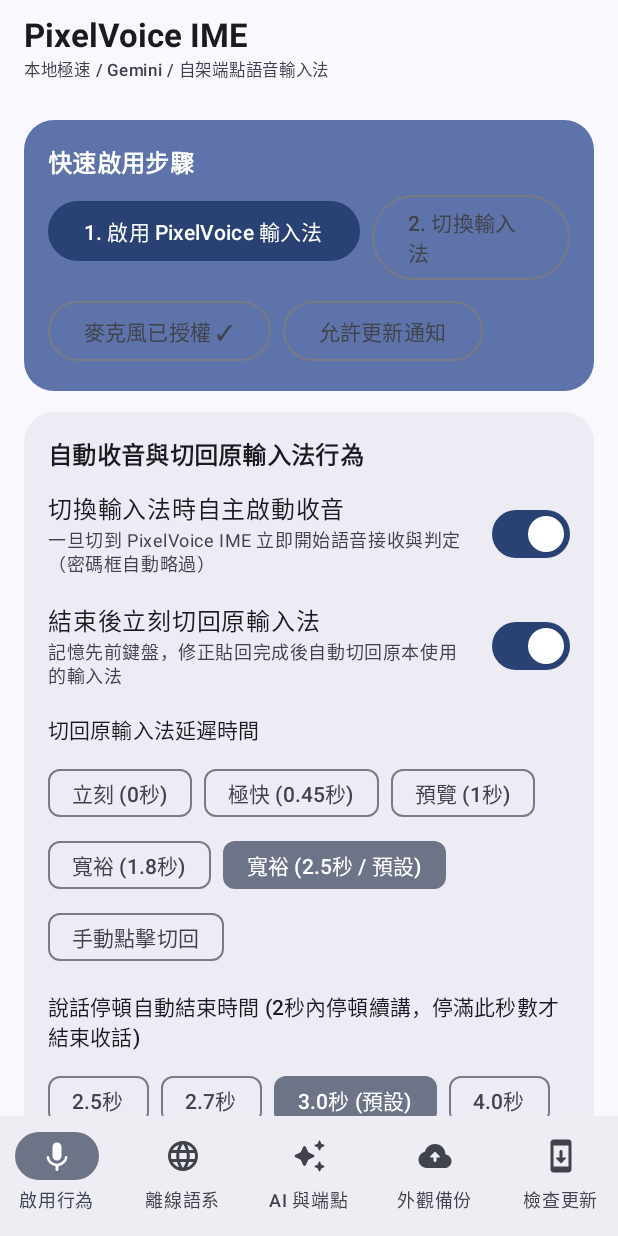
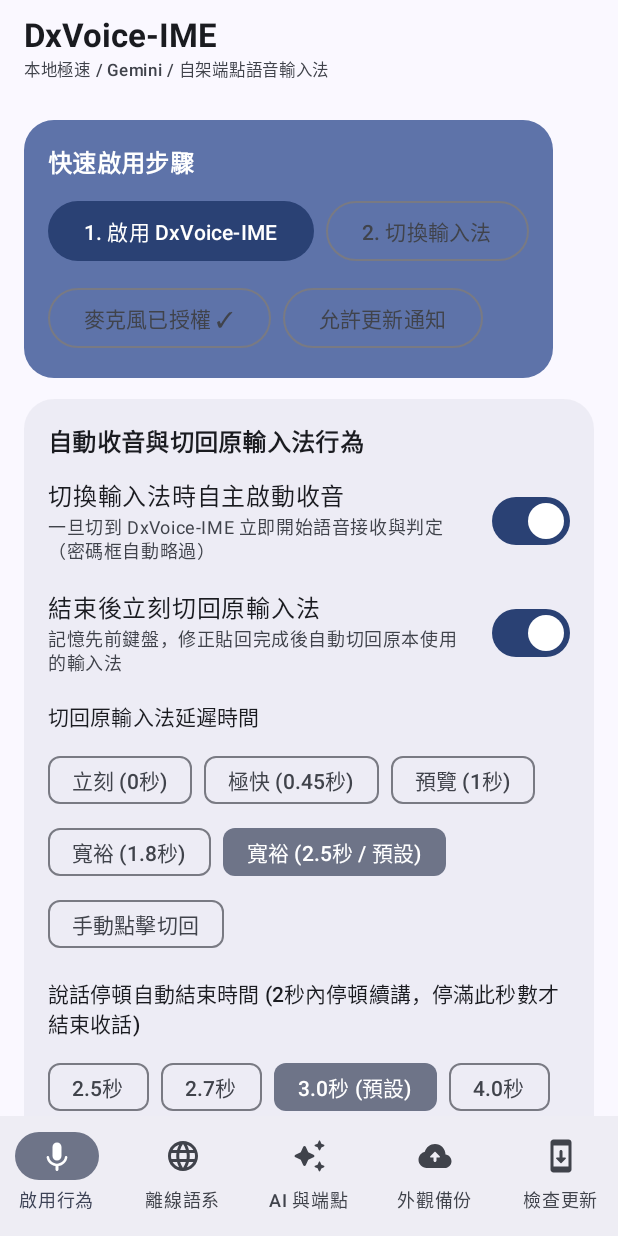
Before and after one commit to dx9901mk5/DxVoice-IME, an Android app built with Jetpack Compose: the screen it shows after launch (SettingsActivity), after a tap on "2. 切換輸入法", on a phone screen of 412 x 824 dp. Run offline under Robolectric (Android 15) with nearby library versions, the phone set to English and light mode, and no system bars; libraries missing offline, so code that uses them is left out: com.google.mediapipe.tasks, com.k2fsa.sherpa, org.apache.commons; 1 statement that could not run was skipped.

Commit message:
chore(v0.3.8): rename app, IME, Accessibility service, APK, and project to DxVoice-IME

```diff
--- a/app/build.gradle.kts
+++ b/app/build.gradle.kts
@@ -12,8 +12,8 @@ android {
         applicationId = "com.dx9901mk5.pixelvoiceime"
         minSdk = 26
         targetSdk = 36
-        versionCode = 22
-        versionName = "0.3.7"
+        versionCode = 23
+        versionName = "0.3.8"
         ndk {
             abiFilters += "arm64-v8a"
         }
--- a/app/src/main/java/com/dx9901mk5/pixelvoiceime/ai/GeminiPolisher.kt
+++ b/app/src/main/java/com/dx9901mk5/pixelvoiceime/ai/GeminiPolisher.kt
@@ -30,7 +30,7 @@ class GeminiPolisher(
 ) {
     suspend fun testConnection(): GeminiResult<String> {
         return generateText(
-            prompt = "Reply with only: PixelVoice IME OK",
+            prompt = "Reply with only: DxVoice-IME OK",
             maxOutputTokens = 512
         )
     }
--- a/app/src/main/java/com/dx9901mk5/pixelvoiceime/data/BackupManager.kt
+++ b/app/src/main/java/com/dx9901mk5/pixelvoiceime/data/BackupManager.kt
@@ -21,7 +21,7 @@ object BackupManager {
         val cleanName = deviceName.trim()
             .replace(Regex("""[\\/:*?"<>|\s]+"""), "_")
             .trim('_')
-            .ifBlank { "PixelVoice" }
+            .ifBlank { "DxVoice-IME" }
         val dateStr = SimpleDateFormat("yyyy-MM-dd_HHmm", Locale.getDefault()).format(Date())
         return "${cleanName}_${dateStr}.json"
     }
--- a/app/src/main/java/com/dx9901mk5/pixelvoiceime/data/VoiceImePrefs.kt
+++ b/app/src/main/java/com/dx9901mk5/pixelvoiceime/data/VoiceImePrefs.kt
@@ -51,11 +51,20 @@ data class VoiceImeConfig(
     val floatingBallOuterY: Int = 420,
     val floatingBallInnerX: Int = 60,
     val floatingBallInnerY: Int = 520,
-    val backupDeviceName: String = Build.MODEL ?: "PixelVoice",
+    val backupDeviceName: String = Build.MODEL ?: "DxVoice-IME",
     val backupTreeUri: String = ""
 ) {
     companion object {
-        const val DEFAULT_GITHUB_REPO = "https://github.com/dx9901mk5/PixelVoice-IME"
+        const val DEFAULT_GITHUB_REPO = "https://github.com/dx9901mk5/DxVoice-IME"
+        private const val LEGACY_GITHUB_REPO = "https://github.com/dx9901mk5/PixelVoice-IME"
+        fun normalizeRepoUrl(raw: String?): String {
+            val trimmed = raw?.trim().orEmpty()
+            return if (trimmed.isBlank() || trimmed.equals(LEGACY_GITHUB_REPO, ignoreCase = true)) {
+                DEFAULT_GITHUB_REPO
+            } else {
+                trimmed
+            }
+        }
     }
 }
 
@@ -113,9 +122,7 @@ class VoiceImePrefs(context: Context) {
             customLlmModel = prefs.getString(KEY_CUSTOM_LLM_MODEL, "deepseek-chat")
                 ?.ifBlank { "deepseek-chat" } ?: "deepseek-chat",
             customLlmApiKey = prefs.getString(KEY_CUSTOM_LLM_KEY, "") ?: "",
-            githubRepoUrl = prefs.getString(KEY_GITHUB_REPO, VoiceImeConfig.DEFAULT_GITHUB_REPO)
-                ?.ifBlank { VoiceImeConfig.DEFAULT_GITHUB_REPO }
-                ?: VoiceImeConfig.DEFAULT_GITHUB_REPO,
+            githubRepoUrl = VoiceImeConfig.normalizeRepoUrl(prefs.getString(KEY_GITHUB_REPO, VoiceImeConfig.DEFAULT_GITHUB_REPO)),
             autoUpdateEnabled = prefs.getBoolean(KEY_AUTO_UPDATE, true),
             previousImeId = prefs.getString(KEY_PREV_IME_ID, "") ?: "",
             previousImeLabel = prefs.getString(KEY_PREV_IME_LABEL, "") ?: "",
@@ -126,8 +133,8 @@ class VoiceImePrefs(context: Context) {
             floatingBallOuterY = prefs.getInt(KEY_FLOATING_OUTER_Y, 420),
             floatingBallInnerX = prefs.getInt(KEY_FLOATING_INNER_X, 60),
             floatingBallInnerY = prefs.getInt(KEY_FLOATING_INNER_Y, 520),
-            backupDeviceName = prefs.getString(KEY_BACKUP_DEVICE_NAME, Build.MODEL ?: "PixelVoice")
-                ?.ifBlank { Build.MODEL ?: "PixelVoice" } ?: "PixelVoice",
+            backupDeviceName = prefs.getString(KEY_BACKUP_DEVICE_NAME, Build.MODEL ?: "DxVoice-IME")
+                ?.ifBlank { Build.MODEL ?: "DxVoice-IME" } ?: "DxVoice-IME",
             backupTreeUri = prefs.getString(KEY_BACKUP_TREE_URI, "") ?: ""
         )
     }
--- a/app/src/main/java/com/dx9901mk5/pixelvoiceime/ime/FloatingMicService.kt
+++ b/app/src/main/java/com/dx9901mk5/pixelvoiceime/ime/FloatingMicService.kt
@@ -352,7 +352,7 @@ class FloatingMicService : Service() {
         if (Build.VERSION.SDK_INT >= Build.VERSION_CODES.O) {
             val channel = NotificationChannel(
                 CHANNEL_ID,
-                "PixelVoice 懸浮球捷徑",
+                "DxVoice-IME 懸浮球捷徑",
                 NotificationManager.IMPORTANCE_MIN
             )
             nm.createNotificationChannel(channel)
@@ -370,7 +370,7 @@ class FloatingMicService : Service() {
 
         return NotificationCompat.Builder(this, CHANNEL_ID)
             .setSmallIcon(R.mipmap.ic_launcher)
-            .setContentTitle("PixelVoice 懸浮語音捷徑運作中")
+            .setContentTitle("DxVoice-IME 懸浮語音捷徑運作中")
             .setContentText("使用其他鍵盤時點擊懸浮球即可直接啟動語音輸入法")
             .setContentIntent(pendingIntent)
             .setOngoing(true)
--- a/app/src/main/java/com/dx9901mk5/pixelvoiceime/ime/PixelVoiceAccessibilityService.kt
+++ b/app/src/main/java/com/dx9901mk5/pixelvoiceime/ime/PixelVoiceAccessibilityService.kt
@@ -168,7 +168,7 @@ class PixelVoiceAccessibilityService : AccessibilityService() {
     }
 
     private fun findImeItemNode(root: AccessibilityNodeInfo, imeLabel: String): AccessibilityNodeInfo? {
-        val byKeyword = runCatching { root.findAccessibilityNodeInfosByText("PixelVoice") }
+        val byKeyword = runCatching { root.findAccessibilityNodeInfosByText("DxVoice") }
             .getOrNull()
             .orEmpty()
         if (byKeyword.isNotEmpty()) {
@@ -187,8 +187,8 @@ class PixelVoiceAccessibilityService : AccessibilityService() {
         if (node == null || depth > 12) return null
         val text = node.text?.toString().orEmpty()
         val desc = node.contentDescription?.toString().orEmpty()
-        if (text.contains("PixelVoice", ignoreCase = true) ||
-            desc.contains("PixelVoice", ignoreCase = true)
+        if (text.contains("DxVoice", ignoreCase = true) ||
+            desc.contains("DxVoice", ignoreCase = true)
         ) {
             return node
         }
--- a/app/src/main/java/com/dx9901mk5/pixelvoiceime/models/OfflineModelManager.kt
+++ b/app/src/main/java/com/dx9901mk5/pixelvoiceime/models/OfflineModelManager.kt
@@ -163,7 +163,7 @@ class OfflineModelManager(
         try {
             val request = Request.Builder()
                 .url(pack.downloadUrl)
-                .addHeader("User-Agent", "PixelVoice-IME")
+                .addHeader("User-Agent", "DxVoice-IME")
                 .build()
 
             httpClient.newCall(request).execute().use { response ->
--- a/app/src/main/java/com/dx9901mk5/pixelvoiceime/ui/SettingsActivity.kt
+++ b/app/src/main/java/com/dx9901mk5/pixelvoiceime/ui/SettingsActivity.kt
@@ -129,7 +129,7 @@ private fun PixelVoiceSettingsApp(app: PixelVoiceApp) {
                 TopAppBar(
                     title = {
                         Column {
-                            Text("PixelVoice IME", fontWeight = FontWeight.Bold)
+                            Text("DxVoice-IME", fontWeight = FontWeight.Bold)
                             Text(
                                 text = "本地極速 / Gemini / 自架端點語音輸入法",
                                 style = MaterialTheme.typography.labelSmall,
@@ -320,7 +320,7 @@ private fun SetupAndBehaviorTab(app: PixelVoiceApp) {
                         if (isImeEnabled) {
                             Icon(Icons.Rounded.CheckCircle, contentDescription = null)
                         }
-                        Text(if (isImeEnabled) " 已啟用輸入法" else "1. 啟用 PixelVoice 輸入法")
+                        Text(if (isImeEnabled) " 已啟用輸入法" else "1. 啟用 DxVoice-IME")
                     }
                     OutlinedButton(
                         onClick = {
@@ -365,7 +365,7 @@ private fun SetupAndBehaviorTab(app: PixelVoiceApp) {
                 )
                 SettingSwitchRow(
                     title = "切換輸入法時自主啟動收音",
-                    subtitle = "一旦切到 PixelVoice IME 立即開始語音接收與判定（密碼框自動略過）",
+                    subtitle = "一旦切到 DxVoice-IME 立即開始語音接收與判定（密碼框自動略過）",
                     checked = config.autoListenOnStart,
                     onCheckedChange = { v -> app.prefs.update { it.copy(autoListenOnStart = v) } }
                 )
@@ -466,7 +466,7 @@ private fun SetupAndBehaviorTab(app: PixelVoiceApp) {
                         accessibilityEnabledInSettings ->
                             "注意：系統已勾選無障礙，但服務尚未連線（常見於剛更新安裝或省電限制）。請點擊下方按鈕進入無障礙將開關「關閉再重開一次」，即可恢復點擊直接啟動本輸入法。"
                         else ->
-                            "重要：啟用「PixelVoice 語音輸入法」無障礙輔助後，懸浮球會在鍵盤出現才顯示，且點擊懸浮球會直接啟動本輸入法開始收音（不再跳出系統輸入法選單）。"
+                            "重要：啟用「DxVoice-IME」無障礙輔助後，懸浮球會在鍵盤出現才顯示，且點擊懸浮球會直接啟動本輸入法開始收音（不再跳出系統輸入法選單）。"
                     },
                     style = MaterialTheme.typography.bodySmall,
                     color = if (accessibilityActive) MaterialTheme.colorScheme.primary else MaterialTheme.colorScheme.error
@@ -477,9 +477,9 @@ private fun SetupAndBehaviorTab(app: PixelVoiceApp) {
                     ) {
                         Text(
                             if (accessibilityEnabledInSettings) {
-                                "前往無障礙重新開關「PixelVoice 語音輸入法」"
+                                "前往無障礙重新開關「DxVoice-IME」"
                             } else {
-                                "開啟「PixelVoice 語音輸入法」無障礙（點擊直接切換必備）"
+                                "開啟「DxVoice-IME」無障礙（點擊直接切換必備）"
                             }
                         )
                     }
@@ -556,7 +556,7 @@ private fun SetupAndBehaviorTab(app: PixelVoiceApp) {
                     fontWeight = FontWeight.SemiBold
                 )
                 Text(
-                    text = "點擊下方輸入框並切換成「PixelVoice 語音輸入法」，即可立即體驗自動收音 → Gemini 修正標點 → 自動貼回並切回原輸入法！",
+                    text = "點擊下方輸入框並切換成「DxVoice-IME」，即可立即體驗自動收音 → AI 修正標點 → 自動貼回並切回原輸入法！",
                     style = MaterialTheme.typography.bodySmall,
                     color = MaterialTheme.colorScheme.onSurfaceVariant
                 )
--- a/app/src/main/java/com/dx9901mk5/pixelvoiceime/updater/AutoUpdateWorker.kt
+++ b/app/src/main/java/com/dx9901mk5/pixelvoiceime/updater/AutoUpdateWorker.kt
@@ -52,7 +52,7 @@ class AutoUpdateWorker(
         if (Build.VERSION.SDK_INT >= Build.VERSION_CODES.O) {
             val channel = NotificationChannel(
                 CHANNEL_ID,
-                "PixelVoice 自動更新",
+                "DxVoice-IME 自動更新",
                 NotificationManager.IMPORTANCE_HIGH
             )
             nm.createNotificationChannel(channel)
@@ -68,7 +68,7 @@ class AutoUpdateWorker(
 
         val notification = NotificationCompat.Builder(context, CHANNEL_ID)
             .setSmallIcon(android.R.drawable.stat_sys_download_done)
-            .setContentTitle("PixelVoice IME $versionTag 已下載完成")
+            .setContentTitle("DxVoice-IME $versionTag 已下載完成")
             .setContentText("點擊立即啟動系統安裝程式更新")
             .setContentIntent(pendingIntent)
             .setAutoCancel(true)
--- a/app/src/main/java/com/dx9901mk5/pixelvoiceime/updater/GitHubUpdater.kt
+++ b/app/src/main/java/com/dx9901mk5/pixelvoiceime/updater/GitHubUpdater.kt
@@ -63,7 +63,7 @@ class GitHubUpdater(
         val request = Request.Builder()
             .url(apiUrl)
             .addHeader("Accept", "application/vnd.github+json")
-            .addHeader("User-Agent", "PixelVoice-IME/${BuildConfig.VERSION_NAME}")
+            .addHeader("User-Agent", "DxVoice-IME/${BuildConfig.VERSION_NAME}")
             .build()
 
         try {
@@ -133,11 +133,11 @@ class GitHubUpdater(
     ): Result<File> = withContext(Dispatchers.IO) {
         try {
             val updatesDir = File(context.cacheDir, "updates").apply { mkdirs() }
-            val apkFile = File(updatesDir, "PixelVoice-IME-update.apk")
+            val apkFile = File(updatesDir, "DxVoice-IME-update.apk")
 
             val request = Request.Builder()
                 .url(downloadUrl)
-                .addHeader("User-Agent", "PixelVoice-IME/${BuildConfig.VERSION_NAME}")
+                .addHeader("User-Agent", "DxVoice-IME/${BuildConfig.VERSION_NAME}")
                 .build()
 
             httpClient.newCall(request).execute().use { response ->
--- a/app/src/main/res/values/strings.xml
+++ b/app/src/main/res/values/strings.xml
@@ -1,8 +1,7 @@
-<?xml version="1.0" encoding="utf-8"?>
 <resources>
-    <string name="app_name">PixelVoice IME</string>
-    <string name="ime_name">PixelVoice 語音輸入法</string>
+    <string name="app_name">DxVoice-IME</string>
+    <string name="ime_name">DxVoice-IME</string>
     <string name="subtype_voice_zh_tw">語音輸入 (繁體中文 / AI 自動修潤)</string>
     <string name="subtype_voice_en_us">Voice Typing (English / AI Polish)</string>
-    <string name="accessibility_service_description">用於偵測系統鍵盤顯示/隱藏狀態以自動顯示或隱藏懸浮語音球，並在點擊懸浮球時直接切換啟動 PixelVoice 語音輸入法（絕不記錄或上傳任何個人輸入內容）。</string>
+    <string name="accessibility_service_description">用於偵測系統鍵盤顯示/隱藏狀態以自動顯示或隱藏懸浮語音球，並在點擊懸浮球時直接切換啟動 DxVoice-IME（絕不記錄或上傳任何個人輸入內容）。</string>
 </resources>
--- a/build.gradle.kts
+++ b/build.gradle.kts
@@ -6,7 +6,7 @@ plugins {
 
 // Redirect build outputs outside Google Drive virtual filesystem to avoid file-lock collisions.
 subprojects {
-    val buildRoot = java.io.File(System.getProperty("java.io.tmpdir"), "pixelvoice-ime-build")
+    val buildRoot = java.io.File(System.getProperty("java.io.tmpdir"), "dxvoice-ime-build")
     val safeName = path.trimStart(':').replace(':', '_')
     layout.buildDirectory.set(java.io.File(buildRoot, safeName))
 }
--- a/settings.gradle.kts
+++ b/settings.gradle.kts
@@ -20,5 +20,5 @@ dependencyResolutionManagement {
     }
 }
 
-rootProject.name = "PixelVoice-IME"
+rootProject.name = "DxVoice-IME"
 include(":app")
```
Also changed, not shown: 2 other files.
